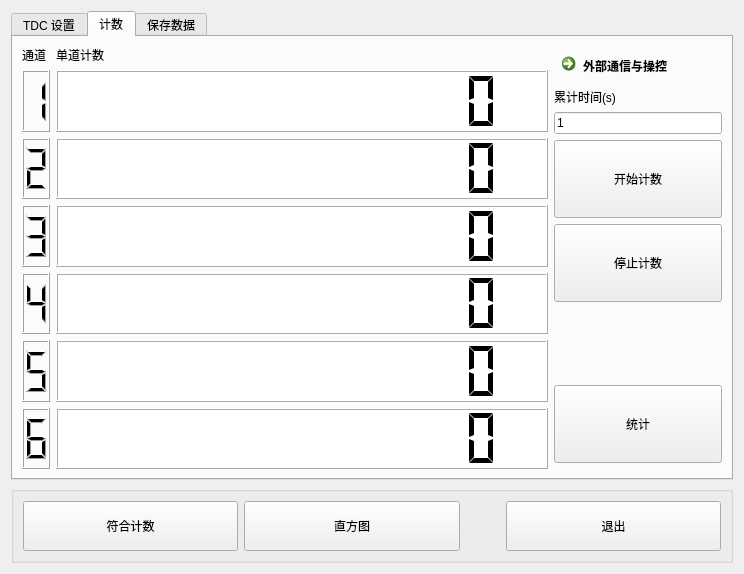
Qt form ui/widget.ui (WhiteChimney/TDC-counter) before a commit.
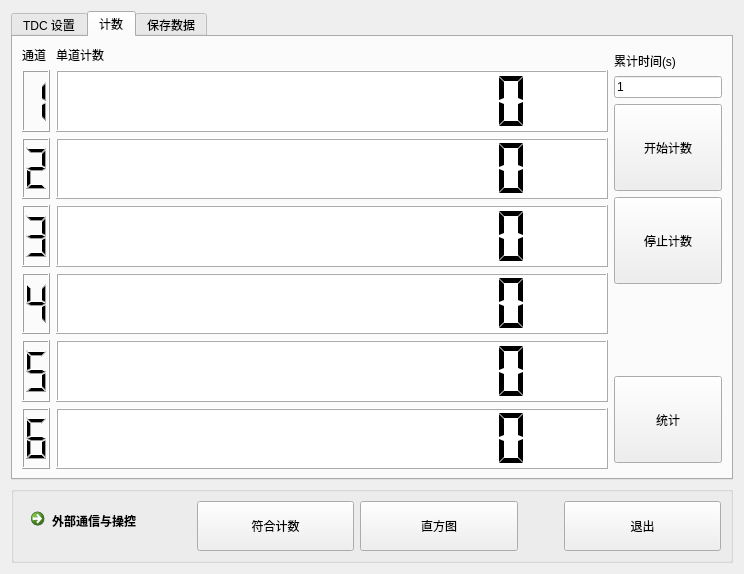
The same form after that commit. The open tabs and pages were chosen to show the change.

Patch:
```diff
--- a/ui/widget.ui
+++ b/ui/widget.ui
@@ -866,13 +866,6 @@
          </item>
         </layout>
        </item>
-       <item row="0" column="1">
-        <widget class="QCommandLinkButton" name="buttonExternalApplications">
-         <property name="text">
-          <string>外部通信与操控</string>
-         </property>
-        </widget>
-       </item>
        <item row="1" column="1">
         <widget class="QLabel" name="label_10">
          <property name="text">
@@ -1194,6 +1187,13 @@
       <string/>
      </property>
      <layout class="QHBoxLayout" name="horizontalLayout_6">
+      <item>
+       <widget class="QCommandLinkButton" name="buttonExternalApplications">
+        <property name="text">
+         <string>外部通信与操控</string>
+        </property>
+       </widget>
+      </item>
       <item>
        <widget class="QPushButton" name="buttonCoincidence">
         <property name="sizePolicy">
```
Left out of the diff: 4 changed lines with no effect on the pictures.
